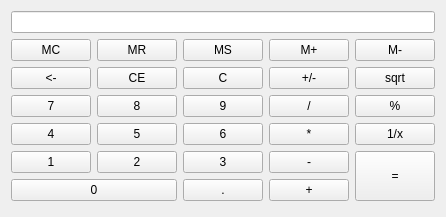
Old version of the form calculator/mainwindow.ui in the repository adrianalin/Proiect_ESAT.
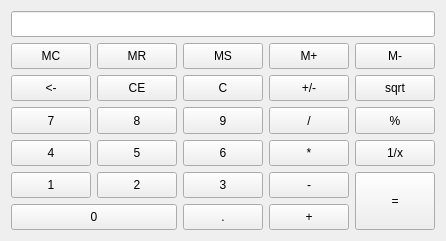
New version of the form.

Patch:
```diff
--- a/calculator/mainwindow.ui
+++ b/calculator/mainwindow.ui
@@ -7,7 +7,7 @@
     <x>0</x>
     <y>0</y>
     <width>444</width>
-    <height>217</height>
+    <height>241</height>
    </rect>
   </property>
   <property name="windowTitle">
@@ -19,6 +19,12 @@
      <layout class="QGridLayout" name="gridLayout">
       <item row="4" column="1">
        <widget class="QPushButton" name="pushButton5">
+        <property name="sizePolicy">
+         <sizepolicy hsizetype="Minimum" vsizetype="Expanding">
+          <horstretch>0</horstretch>
+          <verstretch>0</verstretch>
+         </sizepolicy>
+        </property>
         <property name="text">
          <string>5</string>
         </property>
@@ -26,6 +32,12 @@
       </item>
       <item row="4" column="2">
        <widget class="QPushButton" name="pushButton6">
+        <property name="sizePolicy">
+         <sizepolicy hsizetype="Minimum" vsizetype="Expanding">
+          <horstretch>0</horstretch>
+          <verstretch>0</verstretch>
+         </sizepolicy>
+        </property>
         <property name="text">
          <string>6</string>
         </property>
@@ -33,6 +45,12 @@
       </item>
       <item row="4" column="3">
        <widget class="QPushButton" name="pushButtonStar">
+        <property name="sizePolicy">
+         <sizepolicy hsizetype="Minimum" vsizetype="Expanding">
+          <horstretch>0</horstretch>
+          <verstretch>0</verstretch>
+         </sizepolicy>
+        </property>
         <property name="text">
          <string>*</string>
         </property>
@@ -40,6 +58,12 @@
       </item>
       <item row="1" column="0">
        <widget class="QPushButton" name="pushButtonMC">
+        <property name="sizePolicy">
+         <sizepolicy hsizetype="Minimum" vsizetype="Expanding">
+          <horstretch>0</horstretch>
+          <verstretch>0</verstretch>
+         </sizepolicy>
+        </property>
         <property name="text">
          <string>MC</string>
         </property>
@@ -47,6 +71,12 @@
       </item>
       <item row="3" column="2">
        <widget class="QPushButton" name="pushButton9">
+        <property name="sizePolicy">
+         <sizepolicy hsizetype="Minimum" vsizetype="Expanding">
+          <horstretch>0</horstretch>
+          <verstretch>0</verstretch>
+         </sizepolicy>
+        </property>
         <property name="text">
          <string>9</string>
         </property>
@@ -54,6 +84,12 @@
       </item>
       <item row="1" column="4">
        <widget class="QPushButton" name="pushButtonMminus">
+        <property name="sizePolicy">
+         <sizepolicy hsizetype="Minimum" vsizetype="Expanding">
+          <horstretch>0</horstretch>
+          <verstretch>0</verstretch>
+         </sizepolicy>
+        </property>
         <property name="text">
          <string>M-</string>
         </property>
@@ -61,6 +97,12 @@
       </item>
       <item row="2" column="0">
        <widget class="QPushButton" name="pushButtonBackspace">
+        <property name="sizePolicy">
+         <sizepolicy hsizetype="Minimum" vsizetype="Expanding">
+          <horstretch>0</horstretch>
+          <verstretch>0</verstretch>
+         </sizepolicy>
+        </property>
         <property name="text">
          <string>&lt;-</string>
         </property>
@@ -68,6 +110,12 @@
       </item>
       <item row="1" column="2">
        <widget class="QPushButton" name="pushButtonMS">
+        <property name="sizePolicy">
+         <sizepolicy hsizetype="Minimum" vsizetype="Expanding">
+          <horstretch>0</horstretch>
+          <verstretch>0</verstretch>
+         </sizepolicy>
+        </property>
         <property name="text">
          <string>MS</string>
         </property>
@@ -75,6 +123,12 @@
       </item>
       <item row="1" column="3">
        <widget class="QPushButton" name="pushButtonMplus">
+        <property name="sizePolicy">
+         <sizepolicy hsizetype="Minimum" vsizetype="Expanding">
+          <horstretch>0</horstretch>
+          <verstretch>0</verstretch>
+         </sizepolicy>
+        </property>
         <property name="text">
          <string>M+</string>
         </property>
@@ -82,6 +136,12 @@
       </item>
       <item row="3" column="1">
        <widget class="QPushButton" name="pushButton8">
+        <property name="sizePolicy">
+         <sizepolicy hsizetype="Minimum" vsizetype="Expanding">
+          <horstretch>0</horstretch>
+          <verstretch>0</verstretch>
+         </sizepolicy>
+        </property>
         <property name="text">
          <string>8</string>
         </property>
@@ -89,13 +149,25 @@
       </item>
       <item row="3" column="3">
        <widget class="QPushButton" name="pushButtonSlash">
+        <property name="sizePolicy">
+         <sizepolicy hsizetype="Minimum" vsizetype="Expanding">
+          <horstretch>0</horstretch>
+          <verstretch>0</verstretch>
+         </sizepolicy>
+        </property>
         <property name="text">
          <string>/</string>
         </property>
        </widget>
       </item>
       <item row="6" column="3">
-       <widget class="QPushButton" name="pushButton_29">
+       <widget class="QPushButton" name="pushButtonPlus">
+        <property name="sizePolicy">
+         <sizepolicy hsizetype="Minimum" vsizetype="Expanding">
+          <horstretch>0</horstretch>
+          <verstretch>0</verstretch>
+         </sizepolicy>
+        </property>
         <property name="text">
          <string>+</string>
         </property>
@@ -103,6 +175,12 @@
       </item>
       <item row="2" column="1">
        <widget class="QPushButton" name="pushButtonCE">
+        <property name="sizePolicy">
+         <sizepolicy hsizetype="Minimum" vsizetype="Expanding">
+          <horstretch>0</horstretch>
+          <verstretch>0</verstretch>
+         </sizepolicy>
+        </property>
         <property name="text">
          <string>CE</string>
         </property>
@@ -110,6 +188,12 @@
       </item>
       <item row="1" column="1">
        <widget class="QPushButton" name="pushButtonMR">
+        <property name="sizePolicy">
+         <sizepolicy hsizetype="Minimum" vsizetype="Expanding">
+          <horstretch>0</horstretch>
+          <verstretch>0</verstretch>
+         </sizepolicy>
+        </property>
         <property name="text">
          <string>MR</string>
         </property>
@@ -117,6 +201,12 @@
       </item>
       <item row="2" column="2">
        <widget class="QPushButton" name="pushButtonC">
+        <property name="sizePolicy">
+         <sizepolicy hsizetype="Minimum" vsizetype="Expanding">
+          <horstretch>0</horstretch>
+          <verstretch>0</verstretch>
+         </sizepolicy>
+        </property>
         <property name="text">
          <string>C</string>
         </property>
@@ -124,6 +214,12 @@
       </item>
       <item row="2" column="3">
        <widget class="QPushButton" name="pushButtonPlusMinus">
+        <property name="sizePolicy">
+         <sizepolicy hsizetype="Minimum" vsizetype="Expanding">
+          <horstretch>0</horstretch>
+          <verstretch>0</verstretch>
+         </sizepolicy>
+        </property>
         <property name="text">
          <string>+/-</string>
         </property>
@@ -131,6 +227,12 @@
       </item>
       <item row="2" column="4">
        <widget class="QPushButton" name="pushButtonSQRT">
+        <property name="sizePolicy">
+         <sizepolicy hsizetype="Minimum" vsizetype="Expanding">
+          <horstretch>0</horstretch>
+          <verstretch>0</verstretch>
+         </sizepolicy>
+        </property>
         <property name="text">
          <string>sqrt</string>
         </property>
@@ -138,6 +240,12 @@
       </item>
       <item row="5" column="2">
        <widget class="QPushButton" name="pushButton3">
+        <property name="sizePolicy">
+         <sizepolicy hsizetype="Minimum" vsizetype="Expanding">
+          <horstretch>0</horstretch>
+          <verstretch>0</verstretch>
+         </sizepolicy>
+        </property>
         <property name="text">
          <string>3</string>
         </property>
@@ -145,6 +253,12 @@
       </item>
       <item row="5" column="3">
        <widget class="QPushButton" name="pushButtonMinus">
+        <property name="sizePolicy">
+         <sizepolicy hsizetype="Minimum" vsizetype="Expanding">
+          <horstretch>0</horstretch>
+          <verstretch>0</verstretch>
+         </sizepolicy>
+        </property>
         <property name="text">
          <string>-</string>
         </property>
@@ -152,6 +266,12 @@
       </item>
       <item row="4" column="0">
        <widget class="QPushButton" name="pushButton4">
+        <property name="sizePolicy">
+         <sizepolicy hsizetype="Minimum" vsizetype="Expanding">
+          <horstretch>0</horstretch>
+          <verstretch>0</verstretch>
+         </sizepolicy>
+        </property>
         <property name="text">
          <string>4</string>
         </property>
@@ -172,6 +292,12 @@
       </item>
       <item row="3" column="4">
        <widget class="QPushButton" name="pushButton_proc">
+        <property name="sizePolicy">
+         <sizepolicy hsizetype="Minimum" vsizetype="Expanding">
+          <horstretch>0</horstretch>
+          <verstretch>0</verstretch>
+         </sizepolicy>
+        </property>
         <property name="text">
          <string>%</string>
         </property>
@@ -179,6 +305,12 @@
       </item>
       <item row="4" column="4">
        <widget class="QPushButton" name="pushButton1_x">
+        <property name="sizePolicy">
+         <sizepolicy hsizetype="Minimum" vsizetype="Expanding">
+          <horstretch>0</horstretch>
+          <verstretch>0</verstretch>
+         </sizepolicy>
+        </property>
         <property name="text">
          <string>1/x</string>
         </property>
@@ -186,6 +318,12 @@
       </item>
       <item row="5" column="0">
        <widget class="QPushButton" name="pushButton1">
+        <property name="sizePolicy">
+         <sizepolicy hsizetype="Minimum" vsizetype="Expanding">
+          <horstretch>0</horstretch>
+          <verstretch>0</verstretch>
+         </sizepolicy>
+        </property>
         <property name="text">
          <string>1</string>
         </property>
@@ -193,6 +331,12 @@
       </item>
       <item row="5" column="1">
        <widget class="QPushButton" name="pushButton2">
+        <property name="sizePolicy">
+         <sizepolicy hsizetype="Minimum" vsizetype="Expanding">
+          <horstretch>0</horstretch>
+          <verstretch>0</verstretch>
+         </sizepolicy>
+        </property>
         <property name="text">
          <string>2</string>
         </property>
@@ -200,6 +344,12 @@
       </item>
       <item row="6" column="0" colspan="2">
        <widget class="QPushButton" name="pushButton0">
+        <property name="sizePolicy">
+         <sizepolicy hsizetype="Minimum" vsizetype="Expanding">
+          <horstretch>0</horstretch>
+          <verstretch>0</verstretch>
+         </sizepolicy>
+        </property>
         <property name="text">
          <string>0</string>
         </property>
@@ -207,6 +357,12 @@
       </item>
       <item row="6" column="2">
        <widget class="QPushButton" name="pushButtonPoint">
+        <property name="sizePolicy">
+         <sizepolicy hsizetype="Minimum" vsizetype="Expanding">
+          <horstretch>0</horstretch>
+          <verstretch>0</verstretch>
+         </sizepolicy>
+        </property>
         <property name="text">
          <string>.</string>
         </property>
@@ -214,6 +370,12 @@
       </item>
       <item row="3" column="0">
        <widget class="QPushButton" name="pushButton7">
+        <property name="sizePolicy">
+         <sizepolicy hsizetype="Minimum" vsizetype="Expanding">
+          <horstretch>0</horstretch>
+          <verstretch>0</verstretch>
+         </sizepolicy>
+        </property>
         <property name="text">
          <string>7</string>
         </property>
@@ -221,6 +383,12 @@
       </item>
       <item row="0" column="0" colspan="5">
        <widget class="QLineEdit" name="lineEdit">
+        <property name="sizePolicy">
+         <sizepolicy hsizetype="Expanding" vsizetype="Expanding">
+          <horstretch>0</horstretch>
+          <verstretch>0</verstretch>
+         </sizepolicy>
+        </property>
         <property name="layoutDirection">
          <enum>Qt::LeftToRight</enum>
         </property>
```
Left out of the diff: 2 changed lines with no effect on the pictures.
